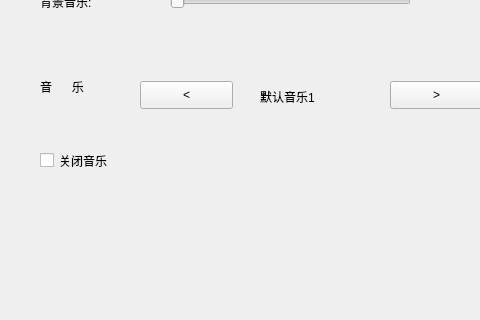
Above: setting.ui from daixu35/FlappyBird before the change; both pictures show x 0 to 480 and y 119 to 439 of the 680 by 626 pixel window. Below: the same form after it.
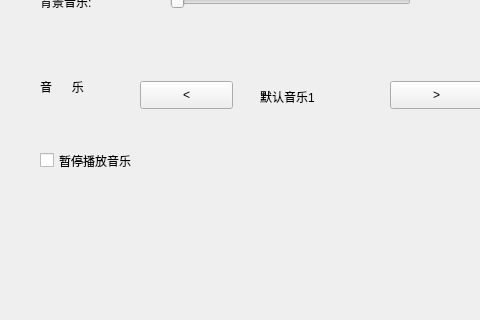
That is the form after the change.

Commit message: 游戏标题更改 砍了音效和皮肤 设置了音乐一键暂停按钮

```diff
--- a/setting.ui
+++ b/setting.ui
@@ -141,12 +141,12 @@
     <rect>
      <x>40</x>
      <y>270</y>
-     <width>91</width>
+     <width>161</width>
      <height>19</height>
     </rect>
    </property>
    <property name="text">
-    <string>关闭音乐</string>
+    <string>暂停播放音乐</string>
    </property>
   </widget>
  </widget>
```
The commit also changes 9 other files.
